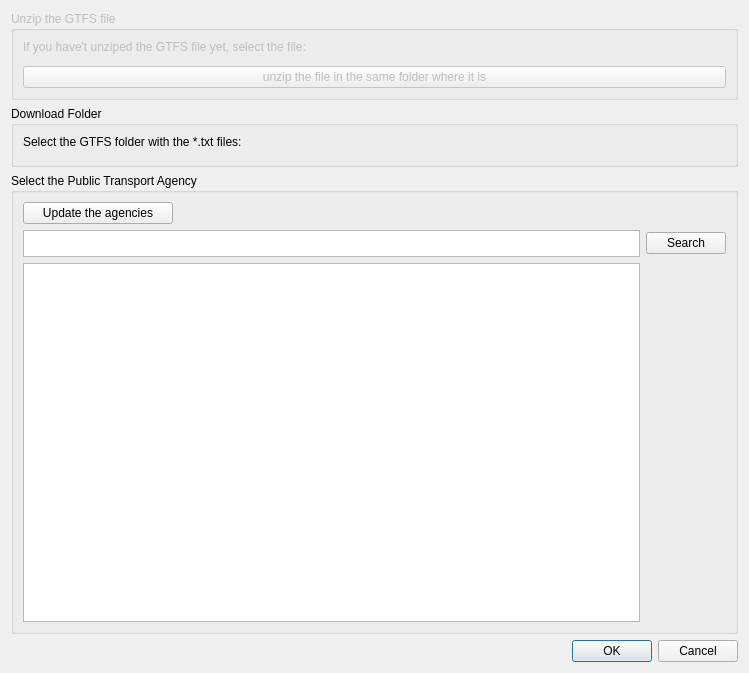
Old version of the form GTFSagency_selection_dialog_base.ui in the repository skagejj/gtfsagency_selection.
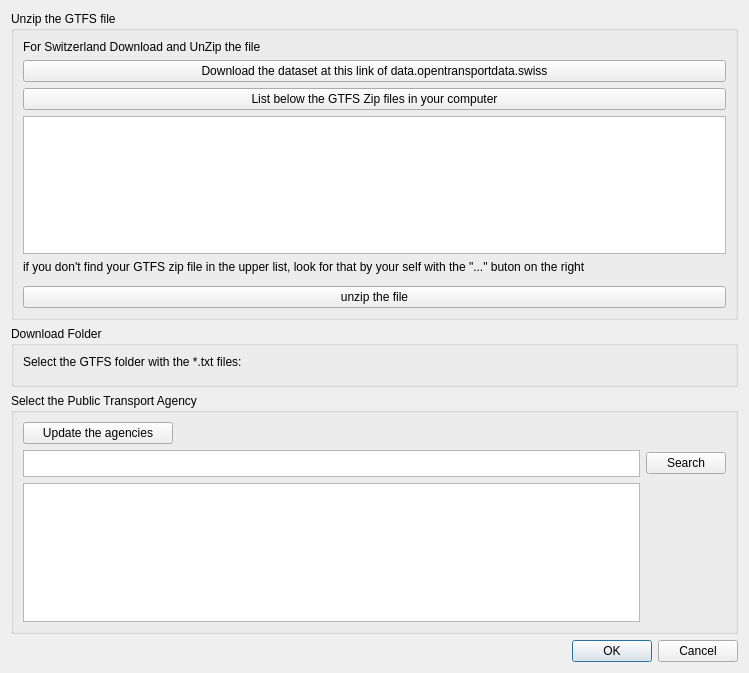
New version of the form. Custom widgets are drawn as their Qt base class.

Commit message: the ui now is added commited and pushed

Patch:
```diff
--- a/GTFSagency_selection_dialog_base.ui
+++ b/GTFSagency_selection_dialog_base.ui
@@ -72,7 +72,7 @@
    <item row="0" column="0">
     <widget class="QGroupBox" name="groupBox_2">
      <property name="enabled">
-      <bool>false</bool>
+      <bool>true</bool>
      </property>
      <property name="title">
       <string>Unzip the GTFS file</string>
@@ -81,17 +81,57 @@
       <item>
        <widget class="QLabel" name="label">
         <property name="text">
-         <string>If you have't unziped the GTFS file yet, select the file:</string>
+         <string>For Switzerland Download and UnZip the file</string>
         </property>
        </widget>
       </item>
       <item>
-       <widget class="QgsFileWidget" name="mQgsFileWidget"/>
+       <widget class="QPushButton" name="SwissLink_for_the_Download">
+        <property name="text">
+         <string>Download the dataset at this link of data.opentransportdata.swiss</string>
+        </property>
+       </widget>
+      </item>
+      <item>
+       <widget class="QPushButton" name="LookFor_the_GTFS_Zips">
+        <property name="text">
+         <string>List below the GTFS Zip files in your computer</string>
+        </property>
+       </widget>
+      </item>
+      <item>
+       <widget class="QListWidget" name="listGTFSzipFiles"/>
+      </item>
+      <item>
+       <widget class="QLabel" name="label_3">
+        <property name="text">
+         <string>if you don't find your GTFS zip file in the upper list, look for that by your self with the &quot;...&quot; buton on the right</string>
+        </property>
+       </widget>
+      </item>
+      <item>
+       <widget class="QgsFileWidget" name="Zip_mQgsFileWidget">
+        <property name="enabled">
+         <bool>true</bool>
+        </property>
+        <property name="fileWidgetButtonVisible">
+         <bool>true</bool>
+        </property>
+        <property name="useLink">
+         <bool>false</bool>
+        </property>
+        <property name="fullUrl">
+         <bool>false</bool>
+        </property>
+        <property name="dialogTitle">
+         <string/>
+        </property>
+       </widget>
       </item>
       <item>
        <widget class="QPushButton" name="UnzipButton">
         <property name="text">
-         <string>unzip the file in the same folder where it is</string>
+         <string>unzip the file</string>
         </property>
        </widget>
       </item>
```
